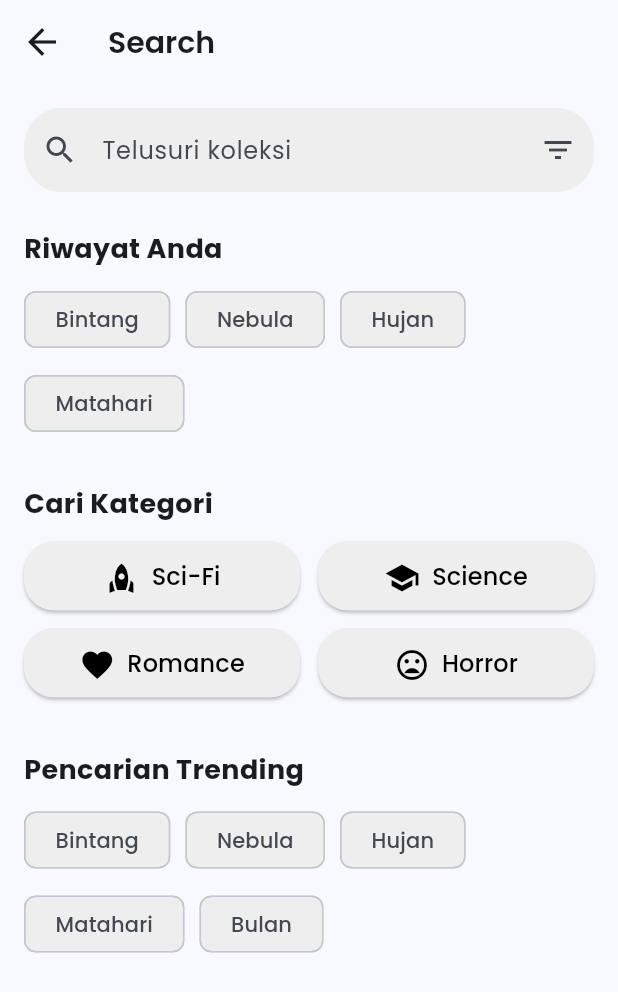
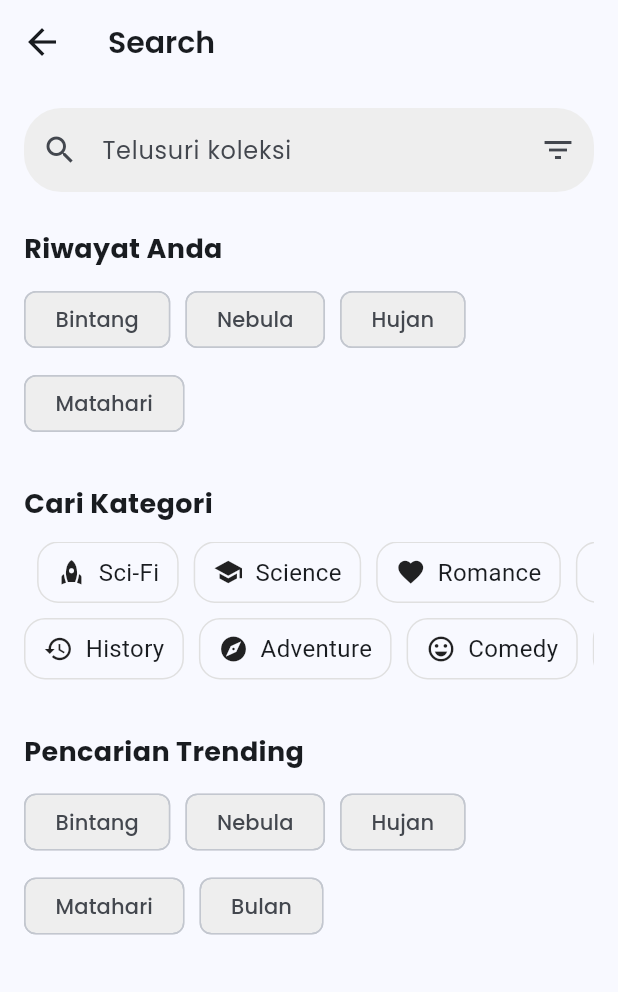
Before and after one commit to chantikaanas/EasyLib, a Flutter app: the SearchScreen screen opened directly, on a phone screen of 412 x 824 dp. Shown: the top 992 px of the screen. Run offline on Flutter 3.47's test engine with Material 3 defaults, Android fonts, the light colour scheme and no system bars; our stand-ins replace google_fonts.

Commit message:
fix categories in search page

```diff
--- a/lib/kartuanggota.dart
+++ b/lib/kartuanggota.dart
@@ -8,6 +8,8 @@ void main() {
 }
 
 class LibraryCardScreen extends StatelessWidget {
+  const LibraryCardScreen({super.key});
+
   @override
   Widget build(BuildContext context) {
     double screenWidth = MediaQuery.of(context).size.width;
--- a/lib/main.dart
+++ b/lib/main.dart
@@ -1,4 +1,5 @@
 import 'package:easy_lib/homepage.dart';
+import 'package:easy_lib/searchpage.dart';
 import 'package:flutter/material.dart';
 
 void main() {
@@ -19,7 +20,7 @@ class MyApp extends StatelessWidget {
         primarySwatch: Colors.blue,
         useMaterial3: true,
       ),
-      home: HomePage(),
+      home: SearchScreen(),
     );
   }
 }
--- a/lib/searchpage.dart
+++ b/lib/searchpage.dart
@@ -4,24 +4,47 @@ import 'package:google_fonts/google_fonts.dart';
 void main() {
   runApp(MaterialApp(
     debugShowCheckedModeBanner: false,
-    home: SearchScreen(), // Langsung masuk ke halaman SearchScreen untuk debugging
+    home:
+        SearchScreen(), // Langsung masuk ke halaman SearchScreen untuk debugging
   ));
 }
 
 class SearchScreen extends StatelessWidget {
   final List<String> history = ["Bintang", "Nebula", "Hujan", "Matahari"];
-  final List<String> trending = ["Bintang", "Nebula", "Hujan", "Matahari", "Bulan"];
+  final List<String> trending = [
+    "Bintang",
+    "Nebula",
+    "Hujan",
+    "Matahari",
+    "Bulan"
+  ];
   final List<Map<String, dynamic>> categories = [
     {'label': 'Sci-Fi', 'icon': Icons.rocket},
     {'label': 'Science', 'icon': Icons.school},
     {'label': 'Romance', 'icon': Icons.favorite},
     {'label': 'Horror', 'icon': Icons.mood_bad},
+    {'label': 'Drama', 'icon': Icons.theater_comedy},
+    {'label': 'Fantasy', 'icon': Icons.auto_fix_high},
+    {'label': 'Biography', 'icon': Icons.person},
+    {'label': 'History', 'icon': Icons.history},
+    {'label': 'Adventure', 'icon': Icons.explore},
+    {'label': 'Comedy', 'icon': Icons.sentiment_very_satisfied},
+    {'label': 'Mystery', 'icon': Icons.help_outline},
+    {'label': 'Thriller', 'icon': Icons.psychology},
+    {'label': 'Poetry', 'icon': Icons.auto_stories},
+    {'label': 'Self-Help', 'icon': Icons.emoji_objects},
   ];
 
   SearchScreen({super.key});
 
   @override
   Widget build(BuildContext context) {
+    // Distribute items between rows (alternating)
+    List<List<Map<String, dynamic>>> rowData = [[], []];
+    for (int i = 0; i < categories.length; i++) {
+      rowData[i % 2].add(categories[i]);
+    }
+
     return Scaffold(
       appBar: AppBar(
         leading: const Icon(Icons.arrow_back, size: 28), // Perbesar icon
@@ -59,34 +82,38 @@ class SearchScreen extends StatelessWidget {
             // Tambahkan jarak sebelum judul "Cari Kategori"
             const SizedBox(height: 30),
             buildSectionTitle('Cari Kategori'),
-            const SizedBox(height: 12), // Tambah jarak antara judul dan tombol kategori
+            const SizedBox(
+                height: 12), // Tambah jarak antara judul dan tombol kategori
 
-            GridView.builder(
-              shrinkWrap: true,
-              physics: const NeverScrollableScrollPhysics(),
-              gridDelegate: const SliverGridDelegateWithFixedCrossAxisCount(
-                crossAxisCount: 2,
-                childAspectRatio: 4, // Lebih lebar agar lebih nyaman
-                crossAxisSpacing: 12, // Tambah jarak horizontal
-                mainAxisSpacing: 12, // Tambah jarak vertikal
+            SingleChildScrollView(
+              scrollDirection: Axis.horizontal,
+              child: Column(
+                children: [
+                  Row(
+                    children: categories
+                        .sublist(0, categories.length ~/ 2)
+                        .map((category) {
+                      return Padding(
+                        padding: const EdgeInsets.only(right: 10.0),
+                        child: _buildCategoryItem(
+                            category['icon'], category['label']),
+                      );
+                    }).toList(),
+                  ),
+                  const SizedBox(height: 10), // Jarak antar baris
+                  Row(
+                    children: categories
+                        .sublist(categories.length ~/ 2)
+                        .map((category) {
+                      return Padding(
+                        padding: const EdgeInsets.only(right: 10.0),
+                        child: _buildCategoryItem(
+                            category['icon'], category['label']),
+                      );
+                    }).toList(),
+                  ),
+                ],
               ),
-              itemCount: categories.length,
-              itemBuilder: (context, index) {
-                return ElevatedButton.icon(
-                  style: ElevatedButton.styleFrom(
-                    backgroundColor: Colors.grey[200],
-                    foregroundColor: Colors.black,
-                    shape: RoundedRectangleBorder(borderRadius: BorderRadius.circular(20)),
-                    padding: const EdgeInsets.symmetric(vertical: 12, horizontal: 16), // Tambah padding
-                  ),
-                  onPressed: () {},
-                  icon: Icon(categories[index]['icon'], size: 24), // Perbesar icon
-                  label: Text(
-                    categories[index]['label'],
-                    style: GoogleFonts.poppins(fontSize: 16, fontWeight: FontWeight.w500),
-                  ),
-                );
-              },
             ),
 
             // Tambahkan jarak sebelum judul "Pencarian Trending"
@@ -115,12 +142,32 @@ class SearchScreen extends StatelessWidget {
           .map((item) => Chip(
                 label: Text(
                   item,
-                  style: GoogleFonts.poppins(fontSize: 14, fontWeight: FontWeight.w500),
+                  style: GoogleFonts.poppins(
+                      fontSize: 14, fontWeight: FontWeight.w500),
                 ),
                 backgroundColor: Colors.grey[200],
-                padding: const EdgeInsets.symmetric(horizontal: 12, vertical: 8), // Tambah padding
+                padding: const EdgeInsets.symmetric(
+                    horizontal: 12, vertical: 8), // Tambah padding
               ))
           .toList(),
     );
   }
+
+  Widget _buildCategoryItem(IconData icon, String label) {
+    return Container(
+      padding: const EdgeInsets.symmetric(horizontal: 12, vertical: 8),
+      decoration: BoxDecoration(
+        border: Border.all(color: const Color(0xFFE0E0E0)),
+        borderRadius: BorderRadius.circular(14),
+      ),
+      child: Row(
+        mainAxisSize: MainAxisSize.min,
+        children: [
+          Icon(icon, size: 20), // Ukuran icon disesuaikan agar sejajar
+          const SizedBox(width: 8), // Jarak antara icon dan teks
+          Text(label, style: const TextStyle(fontSize: 16)),
+        ],
+      ),
+    );
+  }
 }
```
